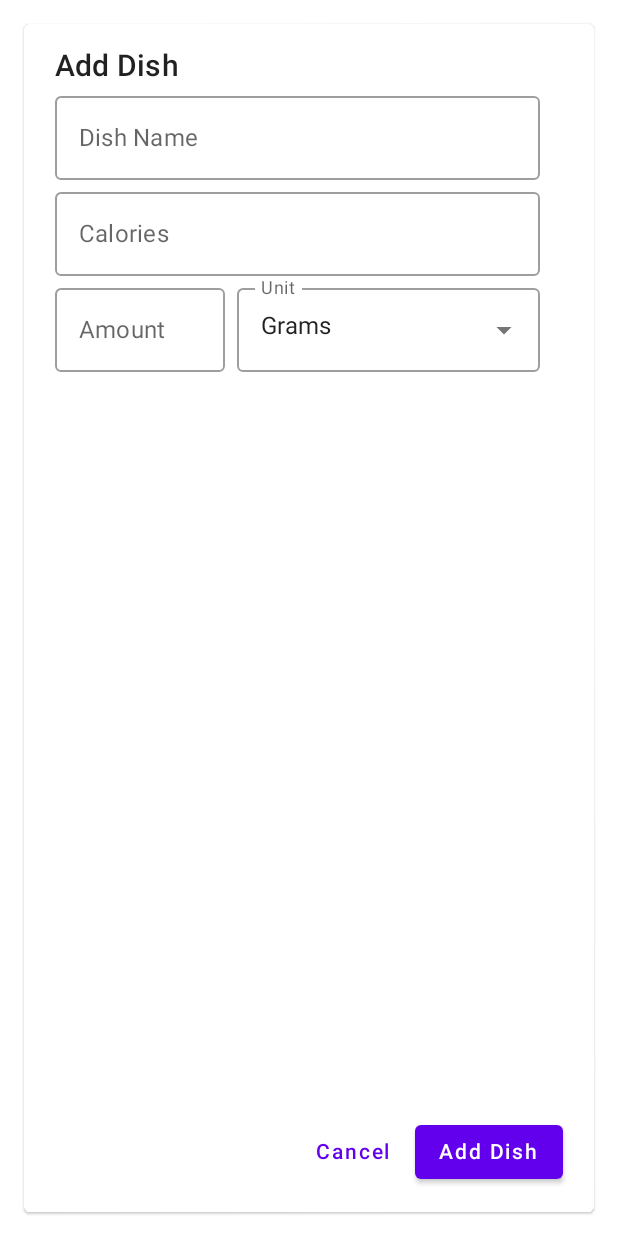
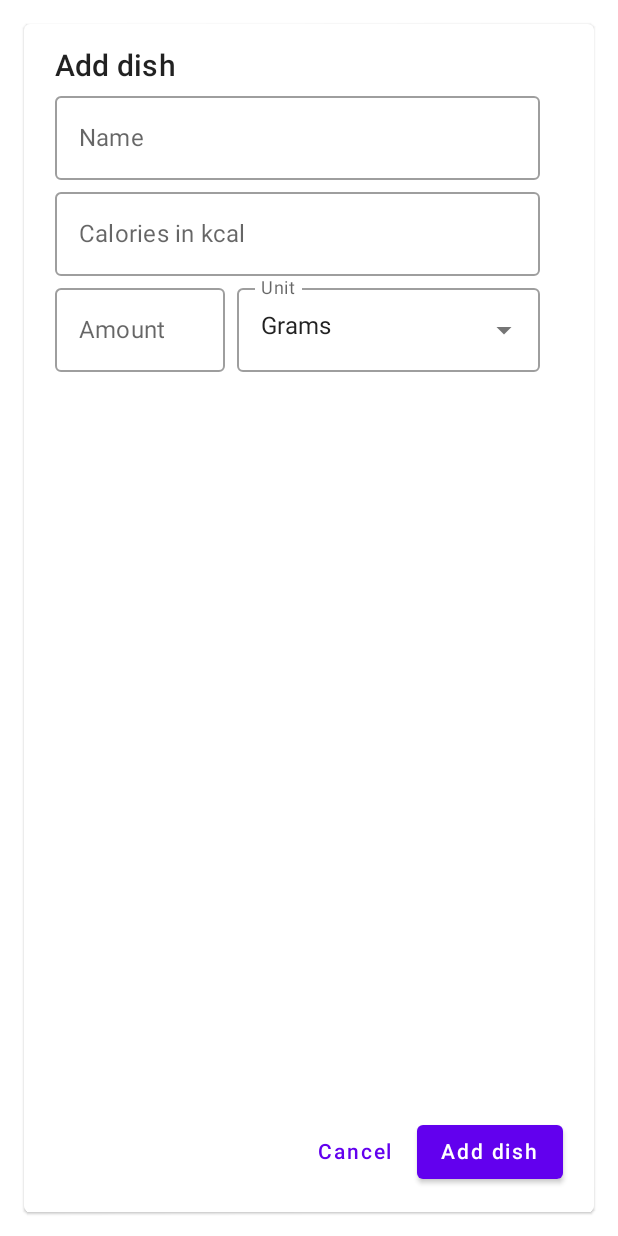
Before and after one commit to ekahlenberger/CaloriesOfADay, an Android app built with Jetpack Compose: the composable AddDish shown on its own in the app's theme, on a phone screen of 412 x 824 dp. Run offline under Robolectric (Android 15) with nearby library versions, the phone set to English and light mode, and no system bars; our stand-ins replace livedata-compose.

Commit message:
made string localized and added german localization

```diff
--- a/app/src/main/java/net/kahlenberger/eberhard/coad/screens/addDishes/AddDish.kt
+++ b/app/src/main/java/net/kahlenberger/eberhard/coad/screens/addDishes/AddDish.kt
@@ -25,9 +25,11 @@ import androidx.compose.runtime.remember
 import androidx.compose.ui.Alignment
 import androidx.compose.ui.Modifier
 import androidx.compose.ui.platform.LocalConfiguration
+import androidx.compose.ui.res.stringResource
 import androidx.compose.ui.text.input.KeyboardType
 import androidx.compose.ui.unit.dp
 import androidx.navigation.NavController
+import net.kahlenberger.eberhard.coad.R
 import net.kahlenberger.eberhard.coad.backend.MeasurementUnit
 import net.kahlenberger.eberhard.coad.screens.SingleLineNextTextField
 import net.kahlenberger.eberhard.coad.ui.ComboBox
@@ -65,17 +67,17 @@ fun AddDish(
                     padding(start= (0.05f * LocalConfiguration.current.screenWidthDp).dp),
                 horizontalAlignment = Alignment.Start
             ) {
-                Text(text = "Add Dish", style = MaterialTheme.typography.h6)
+                Text(text = stringResource(R.string.addDishHeadline), style = MaterialTheme.typography.h6)
                 SingleLineNextTextField(
                     value = dishName.value,
                     onValueChange = { dishName.value = it },
-                    label = { Text("Dish Name") },
+                    label = { Text(stringResource(R.string.addDishNameLabel)) },
                     modifier = Modifier.fillMaxWidth(0.9f),
                 )
                 SingleLineNextTextField(
                     value = dishCalories.value,
                     onValueChange = { dishCalories.value = it },
-                    label = { Text("Calories") },
+                    label = { Text(stringResource(R.string.addDishCaloriesLabel)) },
                     keyboardOptions = KeyboardOptions(keyboardType = KeyboardType.Number),
                     modifier = Modifier.fillMaxWidth(0.9f)
                 )
@@ -85,7 +87,7 @@ fun AddDish(
                     SingleLineNextTextField(
                         value = dishAmount.value,
                         onValueChange = { dishAmount.value = it },
-                        label = { Text("Amount") },
+                        label = { Text(stringResource(R.string.addDishAmountLabel)) },
                         keyboardOptions = KeyboardOptions(keyboardType = KeyboardType.Number),
                         modifier = Modifier.fillMaxWidth(0.35f)
                     )
@@ -93,7 +95,7 @@ fun AddDish(
                     ComboBox(
                         items = MeasurementUnit.values().toList(),
                         selectedItem = dishUnit,
-                        labelText = "Unit",
+                        labelText = stringResource(R.string.addDishUnitLabel),
                         modifier = Modifier.fillMaxWidth()
                     )
                 }
@@ -106,7 +108,7 @@ fun AddDish(
                             }
                         )
                         {
-                            Text("Add child dish")
+                            Text(stringResource(R.string.addDishAddChildDishButton))
                         }
                         LazyColumn {
                             items(selectedChildDishes) { (dish, quantity) ->
@@ -125,7 +127,7 @@ fun AddDish(
 
                 TextButton(
                     onClick = { navController.navigateUp() }) {
-                    Text("Cancel")
+                    Text(stringResource(R.string.cancelButtonText))
                 }
                 Spacer(modifier = Modifier.width(8.dp))
                 Button(onClick = {
@@ -141,7 +143,7 @@ fun AddDish(
                     )
                     navController.navigateUp()
                 }) {
-                    Text("Add Dish")
+                    Text(stringResource(R.string.addDishButtonOk))
                 }
                 Spacer(modifier = Modifier.width((0.05f * LocalConfiguration.current.screenWidthDp).dp))
             }
--- a/app/src/main/java/net/kahlenberger/eberhard/coad/ui/ComboBox.kt
+++ b/app/src/main/java/net/kahlenberger/eberhard/coad/ui/ComboBox.kt
@@ -25,7 +25,9 @@ import androidx.compose.ui.input.pointer.pointerInput
 import androidx.compose.ui.layout.onGloballyPositioned
 import androidx.compose.ui.platform.LocalDensity
 import androidx.compose.ui.platform.LocalFocusManager
+import androidx.compose.ui.res.stringResource
 import androidx.compose.ui.unit.IntSize
+import net.kahlenberger.eberhard.coad.R
 
 @Composable
 fun <T> ComboBox(
@@ -66,7 +68,7 @@ fun <T> ComboBox(
             },
             label = { Text(labelText) },
             trailingIcon = {
-                Icon(icon, "combobox open/close icon")
+                Icon(icon, stringResource(R.string.uiComboBoxOpenCloseIconDescription))
             },
             modifier = textFieldModifier
                 .fillMaxWidth()
--- a/app/src/main/res/values/strings.xml
+++ b/app/src/main/res/values/strings.xml
@@ -1,3 +1,31 @@
 <resources>
     <string name="app_name">CaloriesOfADay</string>
+    <string name="mainNavHome">Home</string>
+    <string name="mainNavDishes">Dishes</string>
+    <string name="consumedCalories">Consumed Calories</string>
+    <string name="maxLabel">Max</string>
+    <string name="save">Save</string>
+    <string name="edit">Edit</string>
+    <string name="consumptionHeadline">Today\'s consumption</string>
+    <string name="emptyConsumptionHint">Nothing eaten yet, time for breakfast. Hunger is not healthy. Eat something healthy.</string>
+    <string name="deleteConsumedItem">Delete consumed dish</string>
+    <string name="dishesHeadline">Dishes</string>
+    <string name="addDish">Add dish</string>
+    <string name="deleteDish">Delete dish</string>
+    <string name="addDishHeadline">Add dish</string>
+    <string name="addDishNameLabel">Name</string>
+    <string name="addDishCaloriesLabel">Calories in kcal</string>
+    <string name="addDishAmountLabel">Amount</string>
+    <string name="addDishUnitLabel">Unit</string>
+    <string name="addDishAddChildDishButton">Add ingredient</string>
+    <string name="cancelButtonText">Cancel</string>
+    <string name="addDishButtonOk">Add dish</string>
+    <string name="addChildDishHeadline">Add existing dish \"%1s\" as ingredient</string>
+    <string name="dish">Dish</string>
+    <string name="addChildDishQuantityLabel">"Quantity in "</string>
+    <string name="addChildDishAddButtonText">Add ingredient</string>
+    <string name="uiComboBoxOpenCloseIconDescription">combobox open/close icon</string>
+    <string name="addConsumedItemHeadline">Add Consumed Item</string>
+    <string name="addConsumedItemCaloriesLabel">Calories in kcal</string>
+    <string name="addConsumedItemDishLabel">Dishes</string>
 </resources>
```
Also changed, not shown: app/src/main/java/net/kahlenberger/eberhard/coad/Navigation.kt (+15 -6 lines), app/src/main/java/net/kahlenberger/eberhard/coad/screens/Screen.kt (+5 -4 lines), app/src/main/java/net/kahlenberger/eberhard/coad/screens/addDishes/AddChildDishDialog.kt (+7 -5 lines), app/src/main/java/net/kahlenberger/eberhard/coad/screens/dishes/DishesScreen.kt (+5 -3 lines), app/src/main/java/net/kahlenberger/eberhard/coad/screens/home/CaloriesCard.kt (+26 -8 lines), app/src/main/java/net/kahlenberger/eberhard/coad/screens/home/ConsumedItemsList.kt (+21 -5 lines), app/src/main/java/net/kahlenberger/eberhard/coad/screens/home/HomeScreen.kt (+12 -6 lines), 1 other file.
